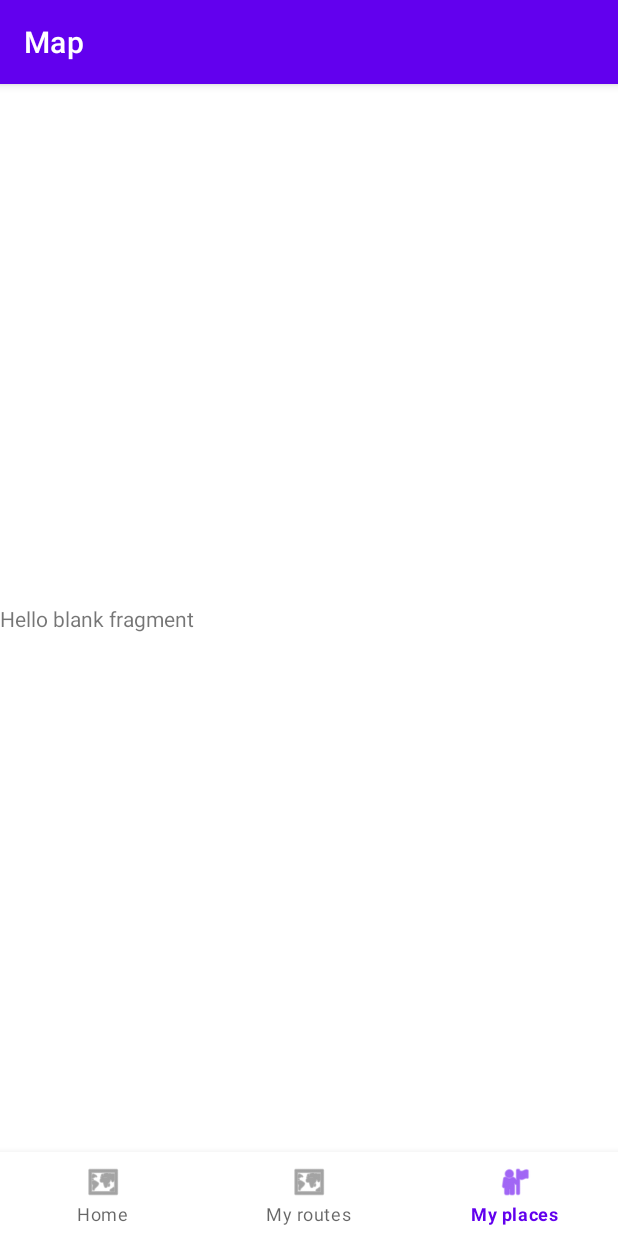
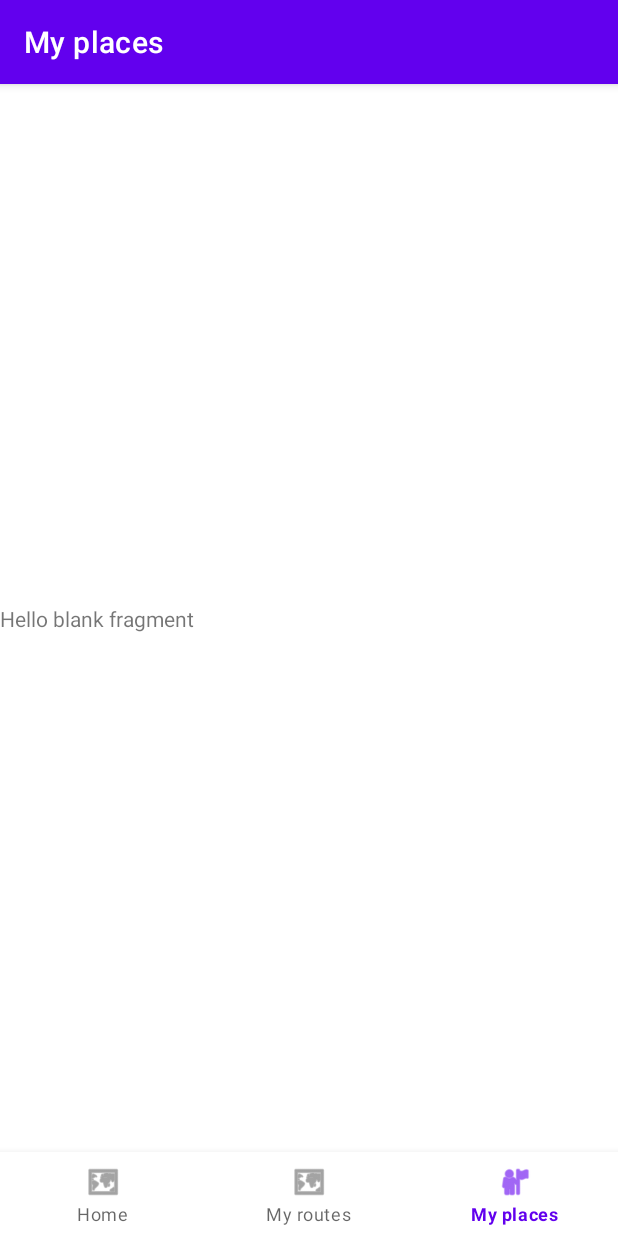
Before and after one commit to alfonso-balbuena/capstone_project_android, an Android app: the screen it shows after launch (MapsActivity), item 3 of the bottom bar chosen, on a phone screen of 412 x 824 dp. Run offline under Robolectric (Android 15) with nearby library versions, the phone set to English and light mode, and no system bars; our stand-ins replace Room's generated code; 10 statements that could not run were skipped.

Commit message:
Added titles for each tab

```diff
--- a/Project/app/src/main/java/com/alfonso/capstone/MapsActivity.java
+++ b/Project/app/src/main/java/com/alfonso/capstone/MapsActivity.java
@@ -28,24 +28,35 @@ public class MapsActivity extends AppCompatActivity {
 
     private ActivityMapsBinding binding;
     private Map<Integer,Fragment> fragmentMap;
+    private Map<Integer,String> titles;
     @Override
     protected void onCreate(Bundle savedInstanceState) {
         super.onCreate(savedInstanceState);
         binding = ActivityMapsBinding.inflate(getLayoutInflater());
         View view = binding.getRoot();
         setContentView(view);
-        fragmentMap = new HashMap<>();
-        fragmentMap.put(R.id.home,new MapsLocationFragment());
-        fragmentMap.put(R.id.places,new MyPlacesFragment());
-        fragmentMap.put(R.id.routes, new MyRoutesFragment());
+        initMaps();
         binding.bottomNavigation.setOnNavigationItemSelectedListener(item -> {
             if(fragmentMap.containsKey(item.getItemId())) {
+                setTitle(titles.get(item.getItemId()));
                 changePageFragment(fragmentMap.get(item.getItemId()));
                 return true;
             }
             return false;
         });
-        changePageFragment(new MapsLocationFragment());
+        setTitle(titles.get(R.id.home));
+        changePageFragment(fragmentMap.get(R.id.home));
+    }
+
+    public void initMaps() {
+        fragmentMap = new HashMap<>();
+        fragmentMap.put(R.id.home,new MapsLocationFragment());
+        fragmentMap.put(R.id.places,new MyPlacesFragment());
+        fragmentMap.put(R.id.routes, new MyRoutesFragment());
+        titles = new HashMap<>();
+        titles.put(R.id.home,getString(R.string.home));
+        titles.put(R.id.routes,getString(R.string.my_routes));
+        titles.put(R.id.places,getString(R.string.my_places));
     }
 
     private void changePageFragment(Fragment fragment) {
```
